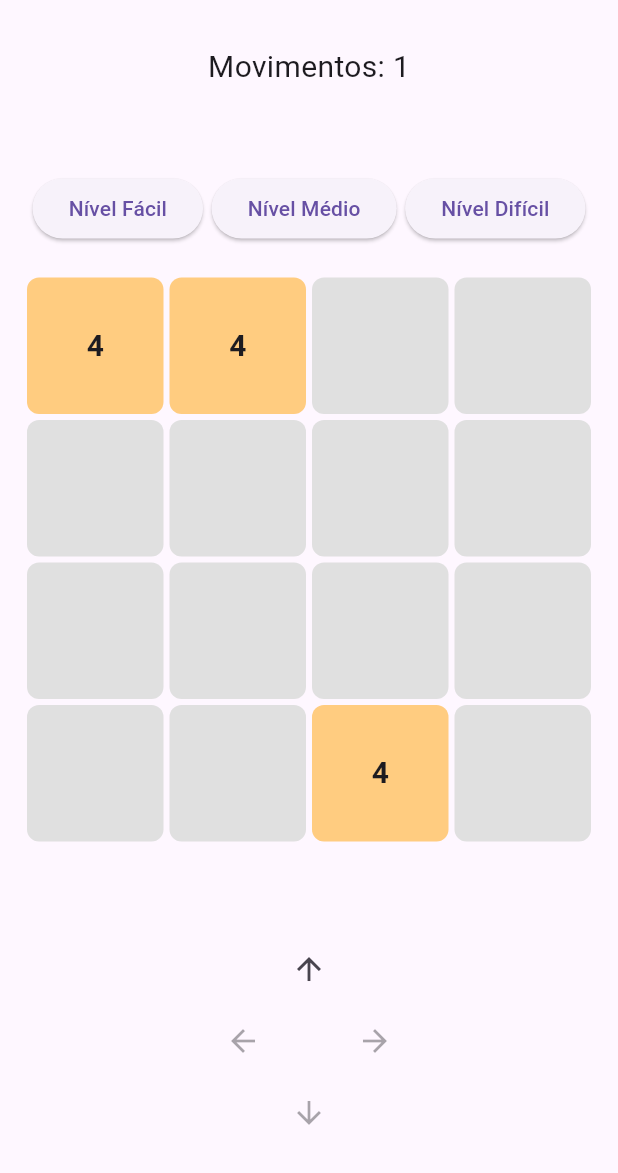
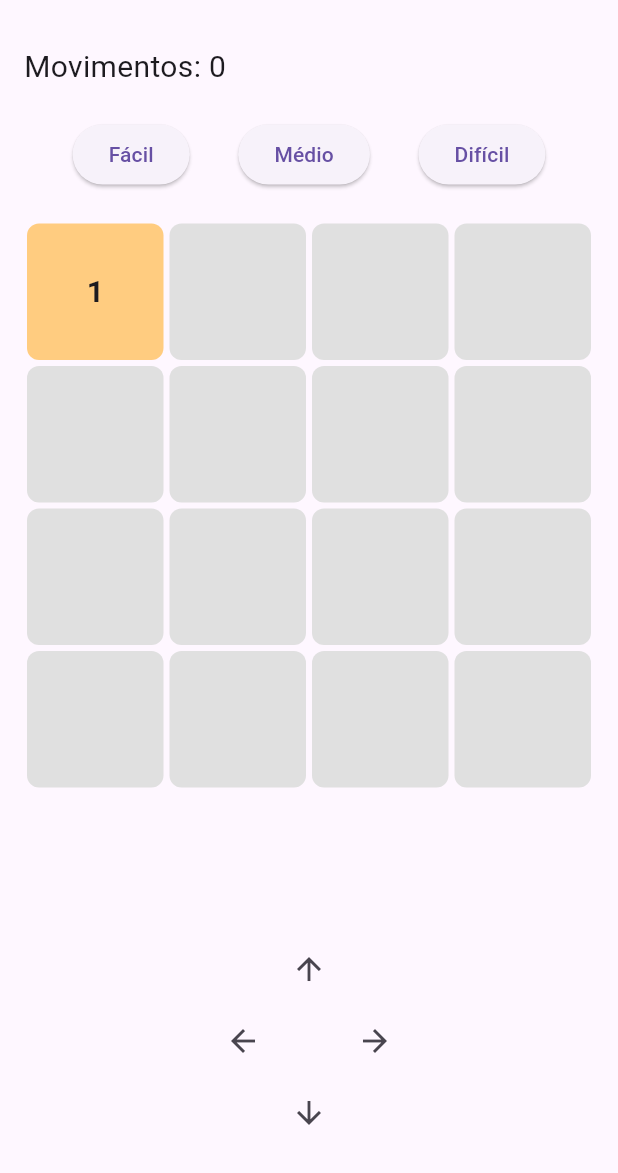
Before and after one commit to polianaforte/projetoflutter2048, a Flutter app: the screen it shows after launch, after a tap on the "arrow upward" icon, on a phone screen of 412 x 824 dp, the part 63-1236 px from its top. Run offline on Flutter 3.47's test engine with Material 3 defaults, Android fonts, the phone set to English and light mode, and no system bars.

Commit message:
Add files via upload
dia 16/06 ultimas atualizações, completamente pronto

```diff
--- a/lib/main.dart
+++ b/lib/main.dart
@@ -27,6 +27,7 @@ class Jogo2048HomePage extends StatefulWidget {
 class _Jogo2048HomePageState extends State<Jogo2048HomePage> {
   int gridSize = 4;
   int movimentos = 0;
+  int objetivo = 1024;
   String status = '';
   List<List<int>> grid = [];
 
@@ -38,15 +39,15 @@ class _Jogo2048HomePageState extends State<Jogo2048HomePage> {
 
   void _inicializarGrid() {
     grid = List.generate(gridSize, (_) => List.generate(gridSize, (_) => 0));
-    _adicionarNovoNumero();
+    movimentos = 0;
+    status = '';
     _adicionarNovoNumero();
   }
 
-  void _mudarNivel(int tamanho) {
+  void _mudarNivel(int tamanho, int objetivoNovo) {
     setState(() {
       gridSize = tamanho;
-      movimentos = 0;
-      status = '';
+      objetivo = objetivoNovo;
       _inicializarGrid();
     });
   }
@@ -64,42 +65,116 @@ class _Jogo2048HomePageState extends State<Jogo2048HomePage> {
 
     if (vazio.isNotEmpty) {
       final pos = vazio[DateTime.now().millisecondsSinceEpoch % vazio.length];
-      grid[pos['x']!][pos['y']!] = (DateTime.now().millisecondsSinceEpoch % 10 == 0) ? 4 : 2;
+      grid[pos['x']!][pos['y']!] = 1;
     }
   }
 
+  bool _verificaVitoria() {
+    for (var linha in grid) {
+      for (var valor in linha) {
+        if (valor == objetivo) {
+          return true;
+        }
+      }
+    }
+    return false;
+  }
+
+  bool _verificaDerrota() {
+    for (var linha in grid) {
+      if (linha.contains(0)) return false;
+    }
+    for (int i = 0; i < gridSize; i++) {
+      for (int j = 0; j < gridSize; j++) {
+        if (i < gridSize - 1 && grid[i][j] == grid[i + 1][j]) return false;
+        if (j < gridSize - 1 && grid[i][j] == grid[i][j + 1]) return false;
+      }
+    }
+    return true;
+  }
+
+  void _movimento(Function combinar) {
+    setState(() {
+      List<List<int>> gridAntes = grid.map((linha) => List<int>.from(linha)).toList();
+      combinar();
+
+      if (gridAntes.toString() != grid.toString()) {
+        movimentos++;
+        _adicionarNovoNumero();
+
+        if (_verificaVitoria()) {
+          status = 'VOCÊ GANHOU';
+        } else if (_verificaDerrota()) {
+          status = 'VOCÊ PERDEU';
+        }
+      }
+    });
+  }
+
   void _moverParaCima() {
-    setState(() {
+    _movimento(() {
       for (int j = 0; j < gridSize; j++) {
         List<int> coluna = [];
+        for (int i = 0; i < gridSize; i++) {
+          if (grid[i][j] != 0) coluna.add(grid[i][j]);
+        }
+        coluna = _combinar(coluna);
+        while (coluna.length < gridSize) coluna.add(0);
+        for (int i = 0; i < gridSize; i++) grid[i][j] = coluna[i];
+      }
+    });
+  }
 
-        for (int i = 0; i < gridSize; i++) {
-          if (grid[i][j] != 0) {
-            coluna.add(grid[i][j]);
-          }
+  void _moverParaBaixo() {
+    _movimento(() {
+      for (int j = 0; j < gridSize; j++) {
+        List<int> coluna = [];
+        for (int i = gridSize - 1; i >= 0; i--) {
+          if (grid[i][j] != 0) coluna.add(grid[i][j]);
         }
+        coluna = _combinar(coluna);
+        while (coluna.length < gridSize) coluna.add(0);
+        for (int i = 0; i < gridSize; i++) grid[gridSize - 1 - i][j] = coluna[i];
+      }
+    });
+  }
 
-        for (int i = 0; i < coluna.length - 1; i++) {
-          if (coluna[i] == coluna[i + 1]) {
-            coluna[i] *= 2;
-            coluna[i + 1] = 0;
-          }
+  void _moverParaEsquerda() {
+    _movimento(() {
+      for (int i = 0; i < gridSize; i++) {
+        List<int> linha = [];
+        for (int j = 0; j < gridSize; j++) {
+          if (grid[i][j] != 0) linha.add(grid[i][j]);
         }
+        linha = _combinar(linha);
+        while (linha.length < gridSize) linha.add(0);
+        for (int j = 0; j < gridSize; j++) grid[i][j] = linha[j];
+      }
+    });
+  }
 
-        coluna = coluna.where((v) => v != 0).toList();
+  void _moverParaDireita() {
+    _movimento(() {
+      for (int i = 0; i < gridSize; i++) {
+        List<int> linha = [];
+        for (int j = gridSize - 1; j >= 0; j--) {
+          if (grid[i][j] != 0) linha.add(grid[i][j]);
+        }
+        linha = _combinar(linha);
+        while (linha.length < gridSize) linha.add(0);
+        for (int j = 0; j < gridSize; j++) grid[i][gridSize - 1 - j] = linha[j];
+      }
+    });
+  }
 
-        while (coluna.length < gridSize) {
-          coluna.add(0);
-        }
-
-        for (int i = 0; i < gridSize; i++) {
-          grid[i][j] = coluna[i];
-        }
+  List<int> _combinar(List<int> lista) {
+    for (int i = 0; i < lista.length - 1; i++) {
+      if (lista[i] == lista[i + 1]) {
+        lista[i] *= 2;
+        lista[i + 1] = 0;
       }
-
-      movimentos++;
-      _adicionarNovoNumero();
-    });
+    }
+    return lista.where((v) => v != 0).toList();
   }
 
   @override
@@ -113,16 +188,20 @@ class _Jogo2048HomePageState extends State<Jogo2048HomePage> {
         padding: const EdgeInsets.all(16.0),
         child: Column(
           children: [
-            Text('Movimentos: $movimentos', style: const TextStyle(fontSize: 20)),
-            const SizedBox(height: 10),
-            Text(status, style: const TextStyle(fontSize: 18, fontWeight: FontWeight.bold)),
+            Row(
+              mainAxisAlignment: MainAxisAlignment.spaceBetween,
+              children: [
+                Text('Movimentos: $movimentos', style: const TextStyle(fontSize: 20)),
+                Text(status, style: const TextStyle(fontSize: 20, fontWeight: FontWeight.bold)),
+              ],
+            ),
             const SizedBox(height: 20),
             Row(
               mainAxisAlignment: MainAxisAlignment.spaceEvenly,
               children: [
-                ElevatedButton(onPressed: () => _mudarNivel(4), child: const Text('Nível Fácil')),
-                ElevatedButton(onPressed: () => _mudarNivel(5), child: const Text('Nível Médio')),
-                ElevatedButton(onPressed: () => _mudarNivel(6), child: const Text('Nível Difícil')),
+                ElevatedButton(onPressed: () => _mudarNivel(4, 1024), child: const Text('Fácil')),
+                ElevatedButton(onPressed: () => _mudarNivel(5, 2048), child: const Text('Médio')),
+                ElevatedButton(onPressed: () => _mudarNivel(6, 4096), child: const Text('Difícil')),
               ],
             ),
             const SizedBox(height: 20),
@@ -150,7 +229,7 @@ class _Jogo2048HomePageState extends State<Jogo2048HomePage> {
           return Container(
             margin: const EdgeInsets.all(2),
             decoration: BoxDecoration(
-              color: valor == 0 ? Colors.grey[300] : Colors.orange[200],
+              color: valor == 0 ? Colors.grey[300] : Colors.orange[(valor.bitLength * 100) % 900 + 100],
               borderRadius: BorderRadius.circular(8),
             ),
             child: Center(
@@ -168,19 +247,16 @@ class _Jogo2048HomePageState extends State<Jogo2048HomePage> {
   Widget _buildControles() {
     return Column(
       children: [
-        IconButton(
-          icon: const Icon(Icons.arrow_upward),
-          onPressed: _moverParaCima,
-        ),
+        IconButton(icon: const Icon(Icons.arrow_upward), onPressed: _moverParaCima),
         Row(
           mainAxisAlignment: MainAxisAlignment.center,
           children: [
-            IconButton(icon: const Icon(Icons.arrow_back), onPressed: null),
+            IconButton(icon: const Icon(Icons.arrow_back), onPressed: _moverParaEsquerda),
             const SizedBox(width: 40),
-            IconButton(icon: const Icon(Icons.arrow_forward), onPressed: null),
+            IconButton(icon: const Icon(Icons.arrow_forward), onPressed: _moverParaDireita),
           ],
         ),
-        IconButton(icon: const Icon(Icons.arrow_downward), onPressed: null),
+        IconButton(icon: const Icon(Icons.arrow_downward), onPressed: _moverParaBaixo),
       ],
     );
   }
```
